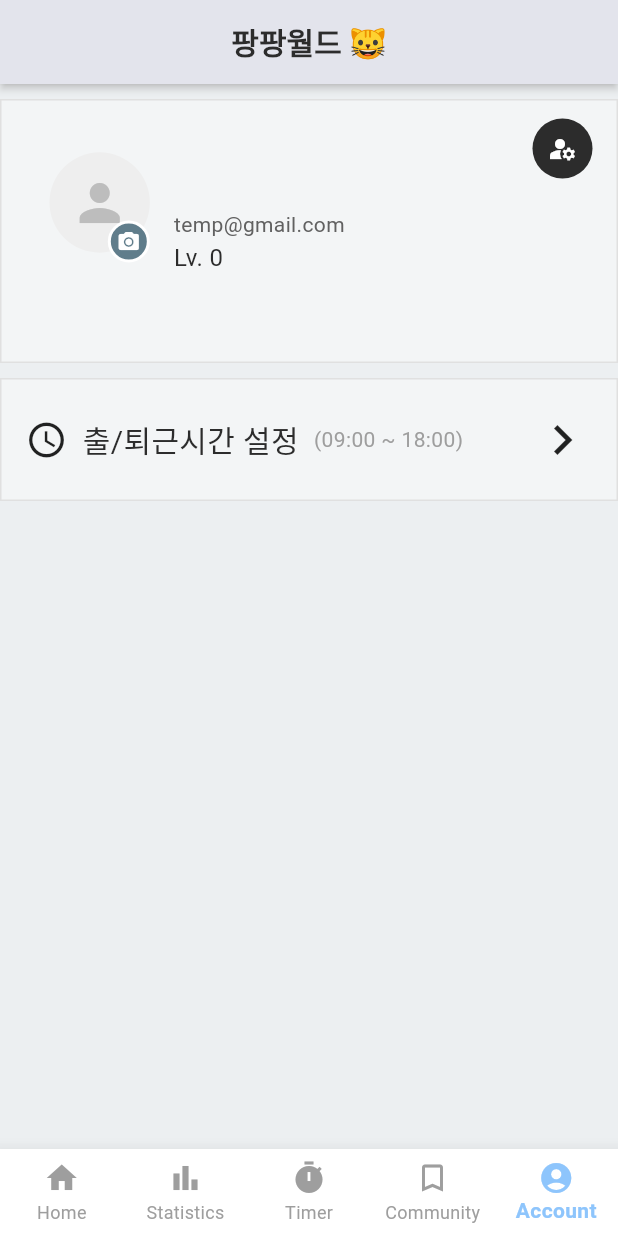
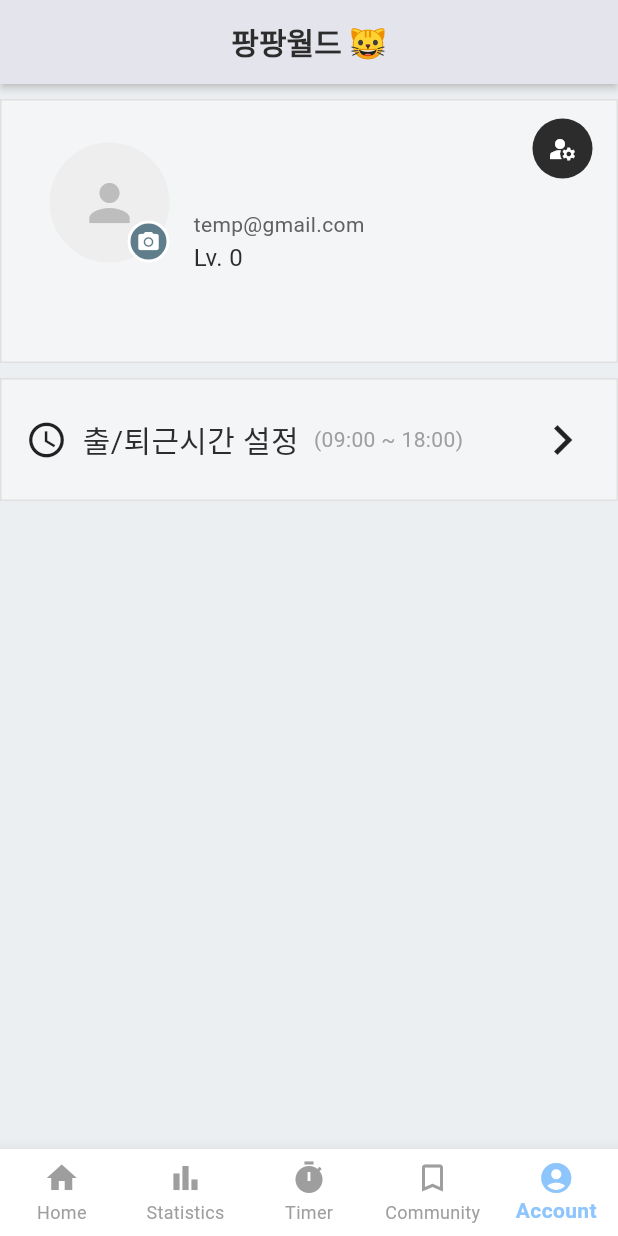
Before and after one commit to GangOn0215/commute_mate, a Flutter app: the AccountScreen screen opened by its route, on a phone screen of 412 x 824 dp. Run offline on Flutter 3.47's test engine with Material 3 defaults, Android fonts, the phone set to English and light mode, and no system bars; our stand-ins replace dio, fl_chart, flutter_dotenv, fluttertoast, go_router, image_picker and 5 more; missing offline and left inert: kakao_flutter_sdk; accounts and stored records are empty.

Commit message:
[ u ] width 때문에 프로필 이미지 깨지는 이슈 수정

```diff
--- a/flutter-app/lib/screens/account/account_screen.dart
+++ b/flutter-app/lib/screens/account/account_screen.dart
@@ -70,10 +70,7 @@ class _AccountScreenState extends State<AccountScreen> {
                     Expanded(
                       child: Row(
                         children: [
-                          SizedBox(
-                            width: screenWidth * 0.24, // 화면 너비의 18%
-                            child: const AccountHeaderIcon(),
-                          ),
+                          SizedBox(child: const AccountHeaderIcon()),
                           Expanded(
                             child: AccountHeaderInfo(), // 닉네임 + 이메일
                           ),
```
